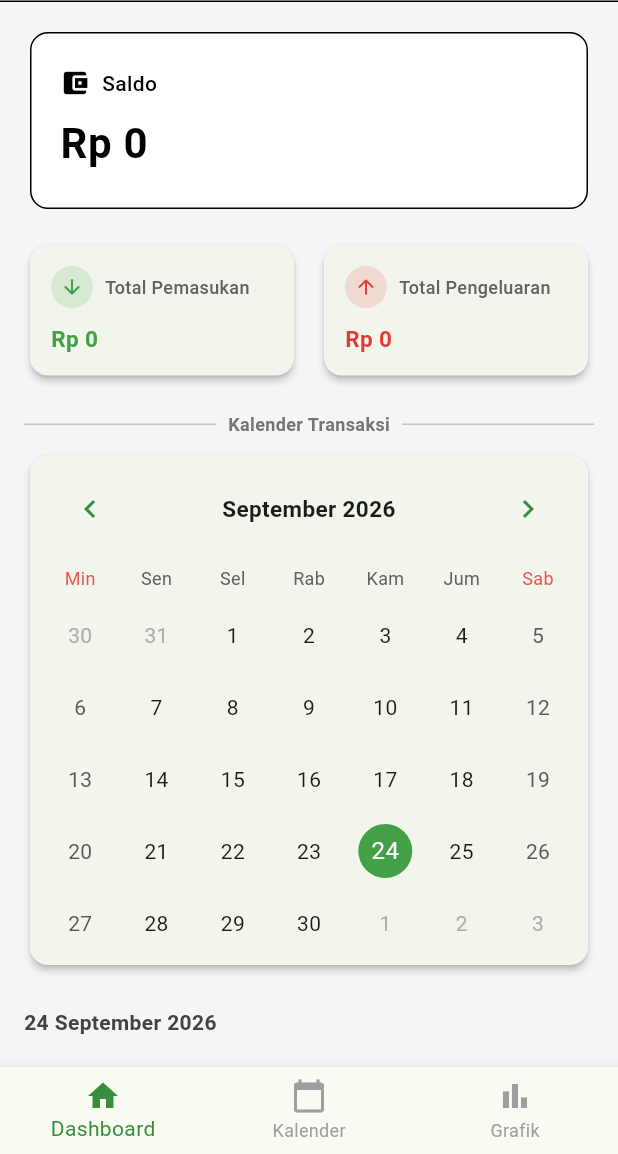
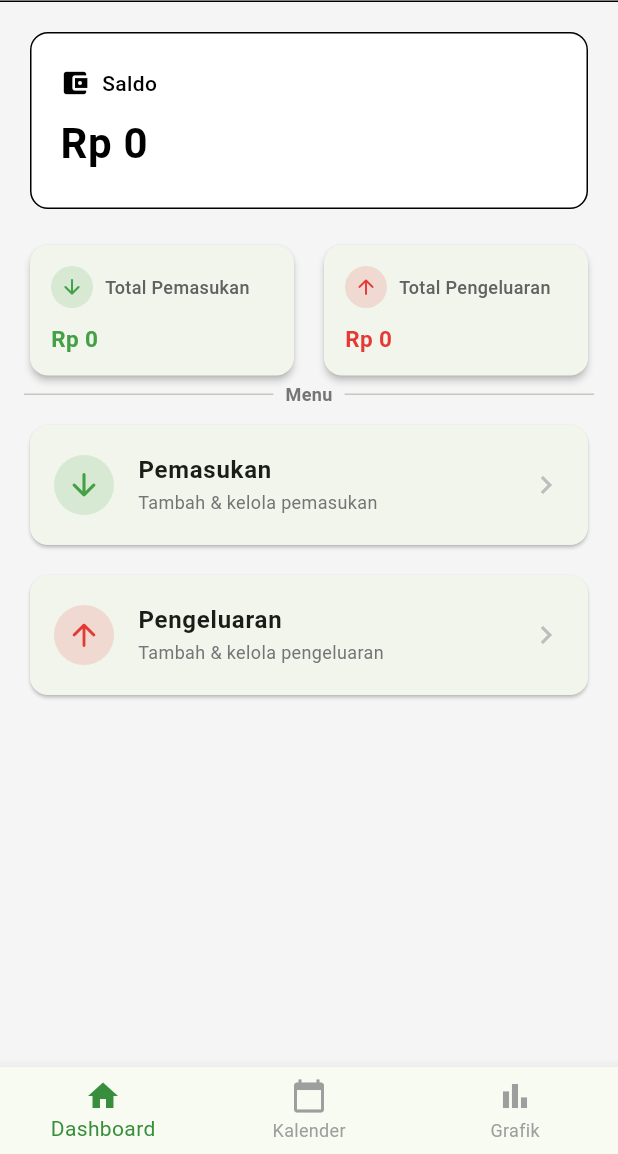
Before and after one commit to AdaniMaulidan/catat_keuangan, a Flutter app: the screen it shows after launch, on a phone screen of 412 x 824 dp, the part 82-1236 px from its top. Run offline on Flutter 3.47's test engine with Material 3 defaults, Android fonts, the phone set to English and light mode, and no system bars; drawn by our look-alikes of table_calendar; our stand-ins replace fl_chart, sqflite; accounts and stored records are empty.

```diff
--- a/lib/screens/dashboard/dashboard_screen.dart
+++ b/lib/screens/dashboard/dashboard_screen.dart
@@ -1,3 +1,4 @@
+// ignore_for_file: unused_field, unused_element, unused_import
 import 'package:flutter/material.dart';
 import '../../models/transaction_model.dart';
 import '../../repositories/transaction_repository.dart';
@@ -413,76 +414,7 @@ class _DashboardScreenState extends State<DashboardScreen> {
                 ),
               ],
             ),
-            const SizedBox(height: 20),
 
-            // --- Section Kalender ---
-            _sectionHeader('Kalender Transaksi'),
-            const SizedBox(height: 8),
-
-            if (_isCalendarLoading)
-              const Center(
-                child: Padding(
-                  padding: EdgeInsets.symmetric(vertical: 24),
-                  child: CircularProgressIndicator(),
-                ),
-              )
-            else if (_calendarError != null)
-              Padding(
-                padding: const EdgeInsets.symmetric(vertical: 12),
-                child: Text(
-                  _calendarError!,
-                  style: TextStyle(color: Colors.red.shade700),
-                ),
-              )
-            else ...[
-              TransactionCalendar(
-                monthTransactions: _monthTransactions,
-                selectedDay: _selectedDay,
-                focusedDay: _focusedDay,
-                onDaySelected: _onDaySelected,
-                onPageChanged: _onPageChanged,
-              ),
-              const SizedBox(height: 16),
-              SelectedDayTransactionList(
-                selectedDay: _selectedDay,
-                transactions: _selectedDayTransactions,
-                isLoading: false,
-              ),
-            ],
-
-            const SizedBox(height: 20),
-
-            // --- Section Grafik Pemasukan ---
-            _sectionHeader('Grafik Pemasukan'),
-            const SizedBox(height: 8),
-
-            IncomeChart(
-              incomeByDate: _incomeByDate,
-              year: _chartMonth.year,
-              month: _chartMonth.month,
-              onPreviousMonth: _onChartPreviousMonth,
-              onNextMonth: _onChartNextMonth,
-              isLoading: _isChartLoading,
-              errorMessage: _chartError,
-            ),
-
-            const SizedBox(height: 20),
-
-            // --- Section Grafik Pengeluaran ---
-            _sectionHeader('Grafik Pengeluaran'),
-            const SizedBox(height: 8),
-
-            ExpenseChart(
-              expenseByDate: _expenseByDate,
-              year: _expenseChartMonth.year,
-              month: _expenseChartMonth.month,
-              onPreviousMonth: _onExpenseChartPreviousMonth,
-              onNextMonth: _onExpenseChartNextMonth,
-              isLoading: _isExpenseChartLoading,
-              errorMessage: _expenseChartError,
-            ),
-
-            const SizedBox(height: 20),
 
             // --- Section Menu ---
             _sectionHeader('Menu'),
```
